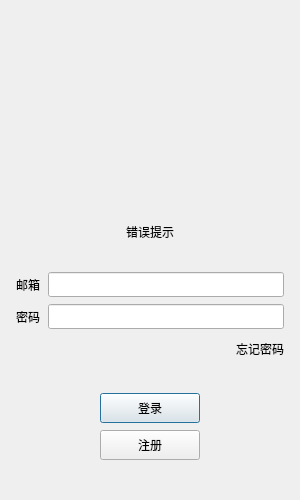
First picture: the form in TianChat/logindialog.ui, repository TianJinzi/TianChat, before the edit.
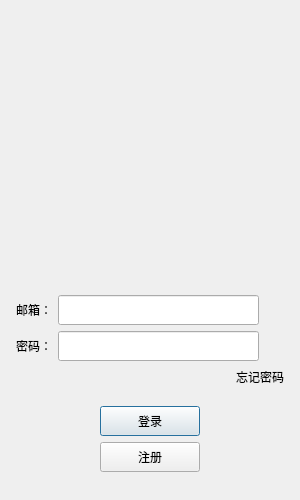
Second picture: the form after the edit. Icons and pictures are not drawn. Custom widgets are drawn as their Qt base class.

```diff
--- a/TianChat/logindialog.ui
+++ b/TianChat/logindialog.ui
@@ -25,12 +25,9 @@
   <property name="windowTitle">
    <string>Dialog</string>
   </property>
-  <layout class="QVBoxLayout" name="verticalLayout_2">
+  <layout class="QVBoxLayout" name="verticalLayout_3">
    <item>
-    <layout class="QVBoxLayout" name="verticalLayout">
-     <property name="spacing">
-      <number>7</number>
-     </property>
+    <layout class="QVBoxLayout" name="verticalLayout_2">
      <property name="leftMargin">
       <number>5</number>
      </property>
@@ -43,39 +40,22 @@
      <property name="bottomMargin">
       <number>5</number>
      </property>
-     <item>
-      <widget class="QWidget" name="widget" native="true">
-       <property name="minimumSize">
-        <size>
-         <width>0</width>
-         <height>200</height>
-        </size>
-       </property>
-       <widget class="QLabel" name="head_label">
-        <property name="geometry">
-         <rect>
-          <x>40</x>
-          <y>20</y>
-          <width>191</width>
-          <height>161</height>
-         </rect>
-        </property>
-        <property name="text">
-         <string/>
-        </property>
-        <property name="pixmap">
-         <pixmap resource="rc.qrc">:/res/ice.png</pixmap>
-        </property>
-        <property name="scaledContents">
-         <bool>true</bool>
-        </property>
-       </widget>
-      </widget>
-     </item>
      <item>
       <widget class="QLabel" name="err_tip">
+       <property name="minimumSize">
+        <size>
+         <width>0</width>
+         <height>25</height>
+        </size>
+       </property>
+       <property name="maximumSize">
+        <size>
+         <width>16777215</width>
+         <height>25</height>
+        </size>
+       </property>
        <property name="text">
-        <string>错误提示</string>
+        <string/>
        </property>
        <property name="alignment">
         <set>Qt::AlignmentFlag::AlignCenter</set>
@@ -83,7 +63,38 @@
       </widget>
      </item>
      <item>
-      <spacer name="verticalSpacer">
+      <widget class="QWidget" name="head_widget" native="true">
+       <property name="minimumSize">
+        <size>
+         <width>200</width>
+         <height>230</height>
+        </size>
+       </property>
+       <layout class="QGridLayout" name="gridLayout">
+        <item row="1" column="0">
+         <widget class="QLabel" name="head_label">
+          <property name="minimumSize">
+           <size>
+            <width>200</width>
+            <height>200</height>
+           </size>
+          </property>
+          <property name="maximumSize">
+           <size>
+            <width>200</width>
+            <height>200</height>
+           </size>
+          </property>
+          <property name="text">
+           <string/>
+          </property>
+         </widget>
+        </item>
+       </layout>
+      </widget>
+     </item>
+     <item>
+      <spacer name="verticalSpacer_3">
        <property name="orientation">
         <enum>Qt::Orientation::Vertical</enum>
        </property>
@@ -95,63 +106,79 @@
        </property>
       </spacer>
      </item>
-     <item>
-      <layout class="QHBoxLayout" name="horizontalLayout">
-       <item>
-        <widget class="QLabel" name="email_label">
-         <property name="minimumSize">
-          <size>
-           <width>25</width>
-           <height>25</height>
-          </size>
-         </property>
-         <property name="maximumSize">
-          <size>
-           <width>25</width>
-           <height>25</height>
-          </size>
-         </property>
-         <property name="text">
-          <string>邮箱</string>
-         </property>
-        </widget>
-       </item>
-       <item>
-        <widget class="QLineEdit" name="email_edit">
-         <property name="minimumSize">
-          <size>
-           <width>0</width>
-           <height>25</height>
-          </size>
-         </property>
-         <property name="maximumSize">
-          <size>
-           <width>16777215</width>
-           <height>25</height>
-          </size>
-         </property>
-        </widget>
-       </item>
-      </layout>
-     </item>
      <item>
       <layout class="QHBoxLayout" name="horizontalLayout_2">
        <item>
         <widget class="QLabel" name="pass_label_2">
          <property name="minimumSize">
           <size>
-           <width>25</width>
+           <width>0</width>
            <height>25</height>
           </size>
          </property>
          <property name="maximumSize">
           <size>
+           <width>16777215</width>
+           <height>25</height>
+          </size>
+         </property>
+         <property name="text">
+          <string>邮箱：</string>
+         </property>
+        </widget>
+       </item>
+       <item>
+        <widget class="QLineEdit" name="email_edit">
+         <property name="minimumSize">
+          <size>
+           <width>0</width>
+           <height>30</height>
+          </size>
+         </property>
+         <property name="maximumSize">
+          <size>
+           <width>16777215</width>
+           <height>30</height>
+          </size>
+         </property>
+        </widget>
+       </item>
+       <item>
+        <spacer name="horizontalSpacer_6">
+         <property name="orientation">
+          <enum>Qt::Horizontal</enum>
+         </property>
+         <property name="sizeType">
+          <enum>QSizePolicy::Fixed</enum>
+         </property>
+         <property name="sizeHint" stdset="0">
+          <size>
            <width>25</width>
+           <height>20</height>
+          </size>
+         </property>
+        </spacer>
+       </item>
+      </layout>
+     </item>
+     <item>
+      <layout class="QHBoxLayout" name="horizontalLayout_3">
+       <item>
+        <widget class="QLabel" name="pass_label">
+         <property name="minimumSize">
+          <size>
+           <width>0</width>
            <height>25</height>
           </size>
          </property>
+         <property name="maximumSize">
+          <size>
+           <width>16777215</width>
+           <height>25</height>
+          </size>
+         </property>
          <property name="text">
-          <string>密码</string>
+          <string>密码：</string>
          </property>
         </widget>
        </item>
@@ -160,21 +187,37 @@
          <property name="minimumSize">
           <size>
            <width>0</width>
-           <height>25</height>
+           <height>30</height>
           </size>
          </property>
          <property name="maximumSize">
           <size>
            <width>16777215</width>
-           <height>25</height>
+           <height>30</height>
           </size>
          </property>
         </widget>
        </item>
+       <item>
+        <spacer name="horizontalSpacer_7">
+         <property name="orientation">
+          <enum>Qt::Horizontal</enum>
+         </property>
+         <property name="sizeType">
+          <enum>QSizePolicy::Fixed</enum>
+         </property>
+         <property name="sizeHint" stdset="0">
+          <size>
+           <width>25</width>
+           <height>20</height>
+          </size>
+         </property>
+        </spacer>
+       </item>
       </layout>
      </item>
      <item>
-      <layout class="QHBoxLayout" name="horizontalLayout_5">
+      <layout class="QHBoxLayout" name="horizontalLayout_4">
        <item>
         <spacer name="horizontalSpacer">
          <property name="orientation">
@@ -190,18 +233,6 @@
        </item>
        <item>
         <widget class="ClickedLabel" name="forget_label">
-         <property name="minimumSize">
-          <size>
-           <width>0</width>
-           <height>25</height>
-          </size>
-         </property>
-         <property name="maximumSize">
-          <size>
-           <width>16777215</width>
-           <height>25</height>
-          </size>
-         </property>
          <property name="text">
           <string>忘记密码</string>
          </property>
@@ -223,7 +254,7 @@
       </spacer>
      </item>
      <item>
-      <layout class="QHBoxLayout" name="horizontalLayout_6">
+      <layout class="QHBoxLayout" name="horizontalLayout_5">
        <item>
         <spacer name="horizontalSpacer_2">
          <property name="orientation">
@@ -266,7 +297,7 @@
       </layout>
      </item>
      <item>
-      <layout class="QHBoxLayout" name="horizontalLayout_7">
+      <layout class="QHBoxLayout" name="horizontalLayout_6">
        <item>
         <spacer name="horizontalSpacer_4">
          <property name="orientation">
@@ -309,7 +340,7 @@
       </layout>
      </item>
      <item>
-      <spacer name="verticalSpacer_3">
+      <spacer name="verticalSpacer">
        <property name="orientation">
         <enum>Qt::Orientation::Vertical</enum>
        </property>
```
Left out of the diff: 24 changed lines with no effect on the pictures.
